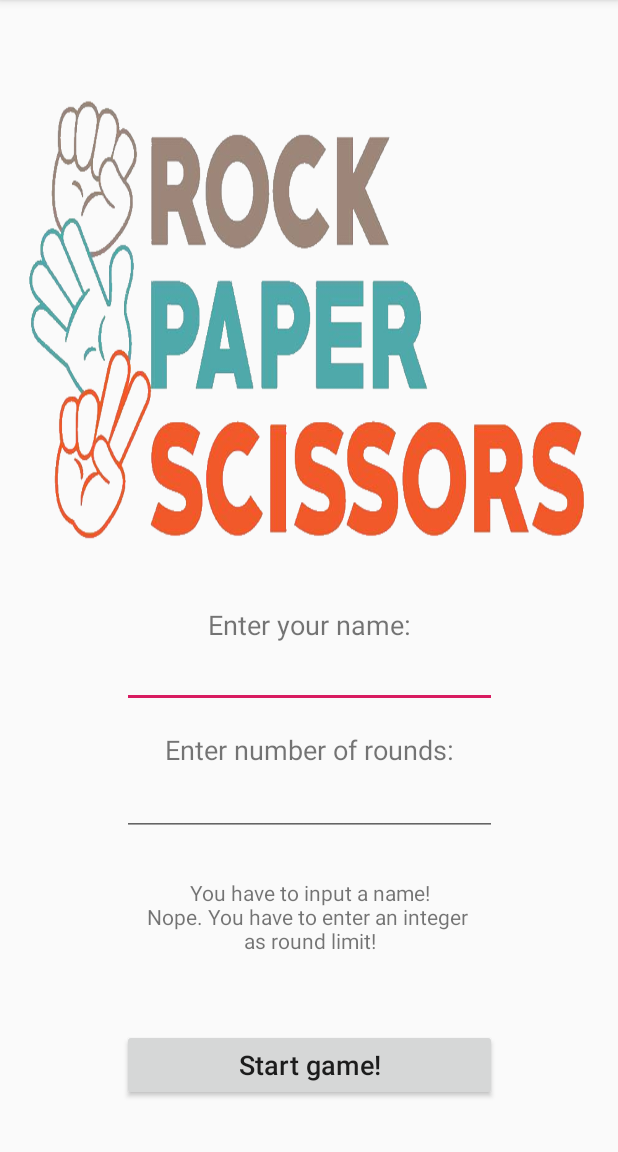
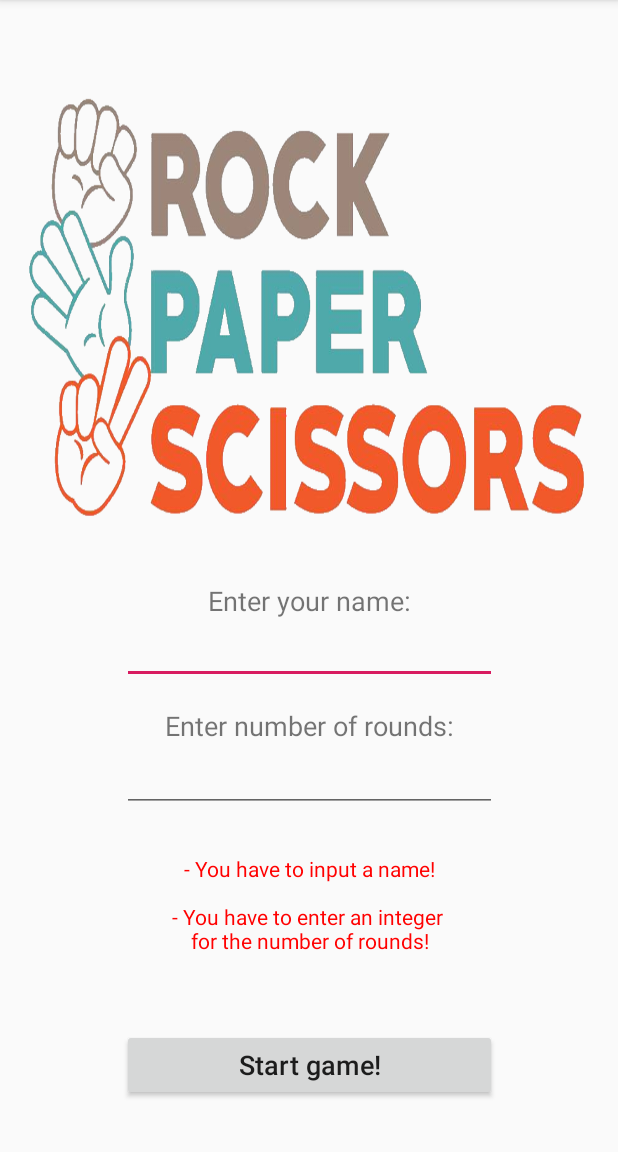
Before and after one commit to Fantomas4/Rock-Paper-Scissors-Android, an Android app: the screen it shows after launch (MainActivity), after a tap on "Start game!", on a phone screen of 412 x 824 dp, the part 84-1236 px from its top. Run offline under Robolectric (Android 15) with nearby library versions, the phone set to English and light mode, and no system bars.

Commit message:
Made minor changes to MainActivity.java

```diff
--- a/app/src/main/java/com/example/rockpaperscissors/MainActivity.java
+++ b/app/src/main/java/com/example/rockpaperscissors/MainActivity.java
@@ -24,10 +24,10 @@ public class MainActivity extends AppCompatActivity {
         String notification = "";
 
         if (userName.length() > 25) {
-            notification += "Wow! Try using a shorter name!\n";
+            notification += "- Wow! Try using a shorter name!\n\n";
             nameInputField.setText("");
         } else if (userName.length() == 0) {
-            notification += "You have to input a name!\n";
+            notification += "- You have to input a name!\n\n";
             nameInputField.setText("");
         } else {
             userNameAccepted = true;
@@ -40,13 +40,13 @@ public class MainActivity extends AppCompatActivity {
             int roundLimit;
             roundLimit = Integer.parseInt(roundLimitInput);
             if (roundLimit <= 0) {
-                notification += "No no no! You have to enter a number > 0 \nas a round limit!\n";
+                notification += "- You have to enter a number > 0 \nas a round limit!\n";
                 pointLimitInputField.setText("");
             } else {
                 roundLimitAccepted = true;
             }
         } catch (NumberFormatException e) {
-            notification += "Nope. You have to enter an integer \nas round limit!\n";
+            notification += "- You have to enter an integer \nfor the number of rounds!\n";
         }
 
         notificationMsg.setText(notification);
--- a/app/src/main/res/layout/activity_main.xml
+++ b/app/src/main/res/layout/activity_main.xml
@@ -93,6 +93,7 @@
         android:layout_height="wrap_content"
         android:layout_marginBottom="33dp"
         android:textAlignment="center"
+        android:textColor="#FF0101"
         app:layout_constraintBottom_toTopOf="@+id/startGameButton"
         app:layout_constraintEnd_toEndOf="parent"
         app:layout_constraintStart_toStartOf="parent"
```
